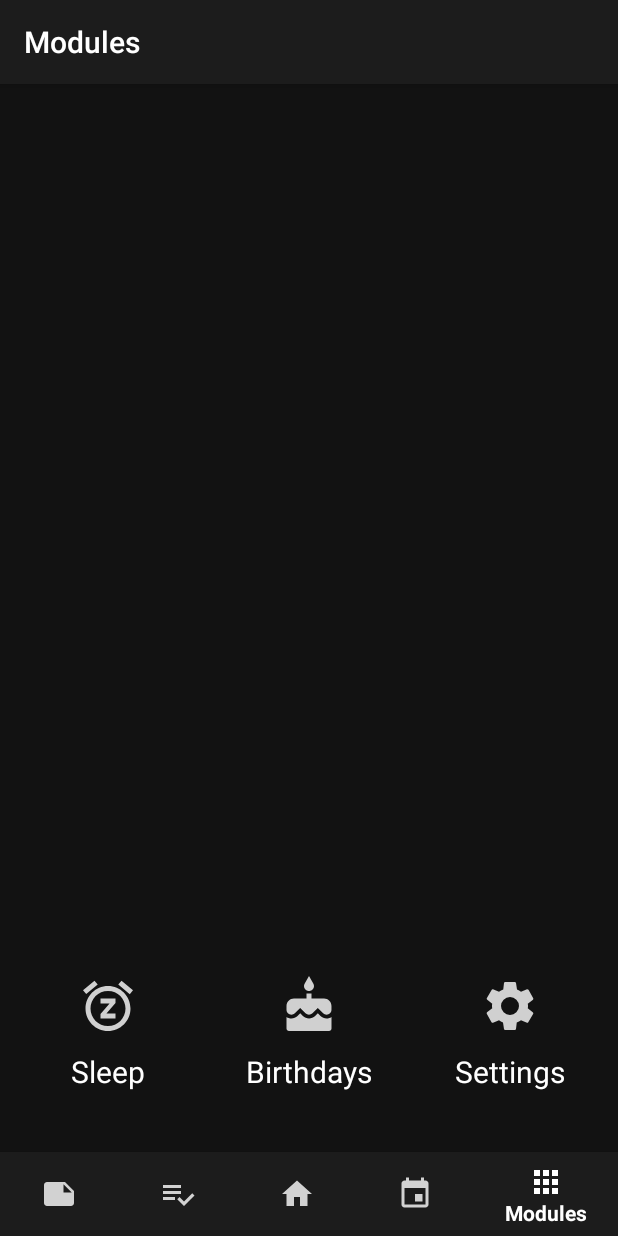
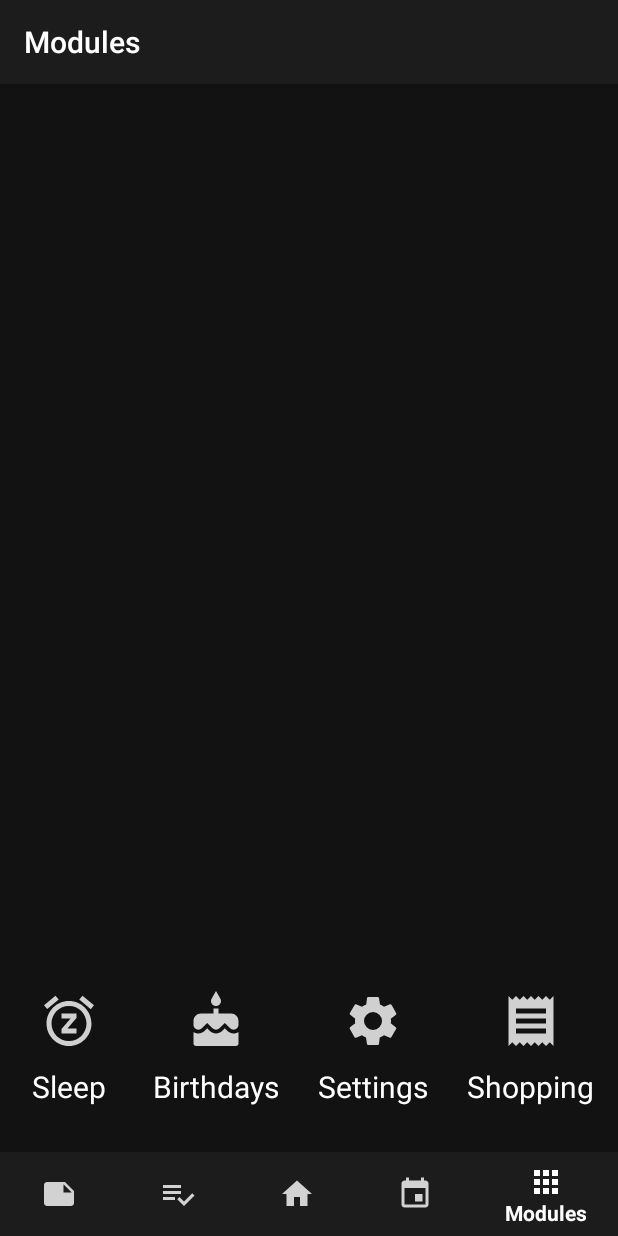
Before and after one commit to RayLeaf-Studios/PocketPlan, an Android app: the screen it shows after launch (MainActivity), item 5 of the bottom bar chosen, on a phone screen of 412 x 824 dp. Run offline under Robolectric (Android 15) with nearby library versions, the phone set to English and light mode, and no system bars; Roboto replaces fonts that are not available here.

Commit message:
fixed birthdayreminder and added shoppinglist icon

```diff
--- a/app/src/main/java/com/example/j7_003/MainActivity.kt
+++ b/app/src/main/java/com/example/j7_003/MainActivity.kt
@@ -47,7 +47,6 @@ class MainActivity : AppCompatActivity(){
         SleepReminder.setSleepReminderAlarm()*/
 
         setBirthdayAlarms()
-
 
         bottomNavigation = findViewById(R.id.btm_nav)
 
@@ -208,7 +207,7 @@ class MainActivity : AppCompatActivity(){
         }
     }
 
-    private fun setBirthdayAlarms() {
+    fun setBirthdayAlarms(hour: Int = 12, minute: Int = 0) {
         val intent = Intent(this, NotificationReceiver::class.java)
         intent.putExtra("Notification", "Birthday")
 
@@ -216,8 +215,8 @@ class MainActivity : AppCompatActivity(){
         val alarmManager = getSystemService(ALARM_SERVICE) as AlarmManager
 
         val notificationTime = Calendar.getInstance()
-        notificationTime.set(Calendar.HOUR_OF_DAY, 12)
-        notificationTime.set(Calendar.MINUTE, 0)
+        notificationTime.set(Calendar.HOUR_OF_DAY, hour)
+        notificationTime.set(Calendar.MINUTE, minute)
         notificationTime.set(Calendar.SECOND, 0)
 
         alarmManager.setRepeating(AlarmManager.RTC_WAKEUP, notificationTime.timeInMillis, AlarmManager.INTERVAL_DAY, pendingIntent)
--- a/app/src/main/java/com/example/j7_003/ToDo.txt
+++ b/app/src/main/java/com/example/j7_003/ToDo.txt
@@ -63,10 +63,12 @@ Modules:
 important Tasks:
     - fix on back press
     - delete notes by press and hold (mark multiple)
+    - notifications should work after restarting device without reopening the ap
 
 random tasks:
     - improve task display in home panel
     - add shopping list module
+    - birthday remind time cusomization
     - plan exact layout of main panel
     - plan calendar layout
     - replace all colors and values like text size with resource references
@@ -76,8 +78,7 @@ random tasks:
     - realtime note color in the edit screen
 
 ideas:
-    - add ability to store simple text notes, organized in folders, (mark them with colors)
-    - dark mode switch is clickable, but always jumps back to enabled, prompting a toast saying "No"
+    - optional retro / pixelArt theme? pixelated icons, pixelart background, etc
     - simple schedule model for university class plan?
     - maybe change note background to look like index card
 
@@ -89,11 +90,3 @@ ideas:
 5 Shopping List
 6 General Reminder / Schedule
 7 Main Panel
-
-
-
-
-
-Work for the intern:
-    - create multiple example color schemes for the task list and present them to the great leaders
-    - tag 100000 items with category, by hand
--- a/app/src/main/java/com/example/j7_003/data/Database.kt
+++ b/app/src/main/java/com/example/j7_003/data/Database.kt
@@ -171,7 +171,7 @@ class Database {
             return xNextBirthdays
         }
 
-        private fun fetchBList() : ArrayList<Birthday> {
+        fun fetchBList() : ArrayList<Birthday> {
             val jsonString = StorageHandler.files[BLIST]?.readText()
 
             return GsonBuilder().create()
--- a/app/src/main/java/com/example/j7_003/data/StorageHandler.kt
+++ b/app/src/main/java/com/example/j7_003/data/StorageHandler.kt
@@ -22,8 +22,8 @@ class StorageHandler {
             }
         }
 
-        fun createJsonFile(identifier: String, fileName: String) {
-            files[identifier] = setStorageLocation(fileName, MainActivity.myActivity)
+        fun createJsonFile(identifier: String, fileName: String, context: Context = MainActivity.myActivity) {
+            files[identifier] = setStorageLocation(fileName, context)
 
             if (files[identifier]?.exists() == null || files[identifier]?.exists() == false) {
                 files[identifier]?.writeText("[]")
--- a/app/src/main/java/com/example/j7_003/notifications/NotificationReceiver.kt
+++ b/app/src/main/java/com/example/j7_003/notifications/NotificationReceiver.kt
@@ -10,9 +10,11 @@ import android.content.Intent
 import android.graphics.BitmapFactory
 import android.graphics.Color
 import android.os.Build
+import android.util.Log
 import com.example.j7_003.MainActivity
 import com.example.j7_003.R
 import com.example.j7_003.data.Database
+import com.example.j7_003.data.StorageHandler
 import com.example.j7_003.data.database_objects.Birthday
 import java.util.*
 import kotlin.collections.ArrayList
@@ -55,7 +57,8 @@ class NotificationReceiver : BroadcastReceiver() {
     }
 
     private fun birthdayNotifications() {
-        Database.init()
+        StorageHandler.createJsonFile("BIRTHDAYLIST", "BirthdayList.json", myContext)
+        Database.birthdayList = Database.fetchBList()
         if (Database.birthdayList.size < 1) {
             return
         }
--- /dev/null
+++ b/app/src/main/res/drawable-anydpi/ic_action_shopping.xml
@@ -0,0 +1,11 @@
+<vector xmlns:android="http://schemas.android.com/apk/res/android"
+    android:width="24dp"
+    android:height="24dp"
+    android:viewportWidth="24"
+    android:viewportHeight="24"
+    android:tint="#FFFFFF"
+    android:alpha="0.8">
+    <path
+        android:fillColor="#FF000000"
+        android:pathData="M18,17L6,17v-2h12v2zM18,13L6,13v-2h12v2zM18,9L6,9L6,7h12v2zM3,22l1.5,-1.5L6,22l1.5,-1.5L9,22l1.5,-1.5L12,22l1.5,-1.5L15,22l1.5,-1.5L18,22l1.5,-1.5L21,22L21,2l-1.5,1.5L18,2l-1.5,1.5L15,2l-1.5,1.5L12,2l-1.5,1.5L9,2 7.5,3.5 6,2 4.5,3.5 3,2v20z"/>
+</vector>
--- a/app/src/main/res/layout/fragment_modules.xml
+++ b/app/src/main/res/layout/fragment_modules.xml
@@ -12,9 +12,10 @@
         android:id="@+id/menuPanelSettings"
         android:layout_width="wrap_content"
         android:layout_height="wrap_content"
-        android:padding="20dp"
-        app:layout_constraintBottom_toBottomOf="parent"
-        app:layout_constraintEnd_toEndOf="parent"
+        android:padding="10dp"
+        app:layout_constraintBottom_toBottomOf="@+id/menuPanelShopping"
+        app:layout_constraintEnd_toStartOf="@+id/menuPanelShopping"
+        app:layout_constraintHorizontal_bias="0.5"
         app:layout_constraintStart_toEndOf="@+id/menuPanelBirthdays">
 
         <ImageView
@@ -45,10 +46,11 @@
         android:id="@+id/menuPanelBirthdays"
         android:layout_width="wrap_content"
         android:layout_height="wrap_content"
-        android:padding="20dp"
-        app:layout_constraintBottom_toBottomOf="parent"
-        app:layout_constraintEnd_toStartOf="@+id/guideline3"
-        app:layout_constraintStart_toStartOf="@+id/guideline3">
+        android:padding="10dp"
+        app:layout_constraintBottom_toBottomOf="@+id/menuPanelSettings"
+        app:layout_constraintEnd_toStartOf="@+id/menuPanelSettings"
+        app:layout_constraintHorizontal_bias="0.5"
+        app:layout_constraintStart_toEndOf="@+id/menuPanelSleepReminder">
 
         <ImageView
             android:id="@+id/birthdayIcon"
@@ -78,9 +80,10 @@
         android:id="@+id/menuPanelSleepReminder"
         android:layout_width="wrap_content"
         android:layout_height="wrap_content"
-        android:padding="20dp"
-        app:layout_constraintBottom_toBottomOf="parent"
+        android:padding="10dp"
+        app:layout_constraintBottom_toBottomOf="@+id/menuPanelBirthdays"
         app:layout_constraintEnd_toStartOf="@+id/menuPanelBirthdays"
+        app:layout_constraintHorizontal_bias="0.5"
         app:layout_constraintStart_toStartOf="parent">
 
         <ImageView
@@ -106,12 +109,39 @@
 
     </androidx.constraintlayout.widget.ConstraintLayout>
 
-    <androidx.constraintlayout.widget.Guideline
-        android:id="@+id/guideline3"
+    <androidx.constraintlayout.widget.ConstraintLayout
+        android:id="@+id/menuPanelShopping"
         android:layout_width="wrap_content"
         android:layout_height="wrap_content"
-        android:orientation="vertical"
-        app:layout_constraintGuide_percent="0.5" />
+        android:padding="10dp"
+        app:layout_constraintBottom_toBottomOf="parent"
+        app:layout_constraintEnd_toEndOf="parent"
+        app:layout_constraintHorizontal_bias="0.5"
+        app:layout_constraintStart_toEndOf="@+id/menuPanelSettings">
+
+        <ImageView
+            android:id="@+id/shoppingIcon"
+            android:layout_width="60dp"
+            android:layout_height="60dp"
+            android:padding="10dp"
+            android:scaleType="fitXY"
+            android:src="@drawable/ic_action_shopping"
+            android:tint="@color/colorOnBackGround"
+            app:layout_constraintEnd_toEndOf="parent"
+            app:layout_constraintStart_toStartOf="parent"
+            app:layout_constraintTop_toTopOf="parent" />
+
+        <TextView
+            android:layout_width="wrap_content"
+            android:layout_height="wrap_content"
+            android:text="Shopping"
+            android:textColor="@color/colorOnBackGround"
+            android:textSize="20sp"
+            app:layout_constraintEnd_toEndOf="@+id/shoppingIcon"
+            app:layout_constraintStart_toStartOf="@+id/shoppingIcon"
+            app:layout_constraintTop_toBottomOf="@+id/shoppingIcon" />
+
+    </androidx.constraintlayout.widget.ConstraintLayout>
 
 
 </androidx.constraintlayout.widget.ConstraintLayout>
```
Also changed, not shown: app/src/main/res/drawable-hdpi/ic_action_shopping.png (added), app/src/main/res/drawable-mdpi/ic_action_shopping.png (added), app/src/main/res/drawable-xhdpi/ic_action_shopping.png (added), app/src/main/res/drawable-xxhdpi/ic_action_shopping.png (added).
